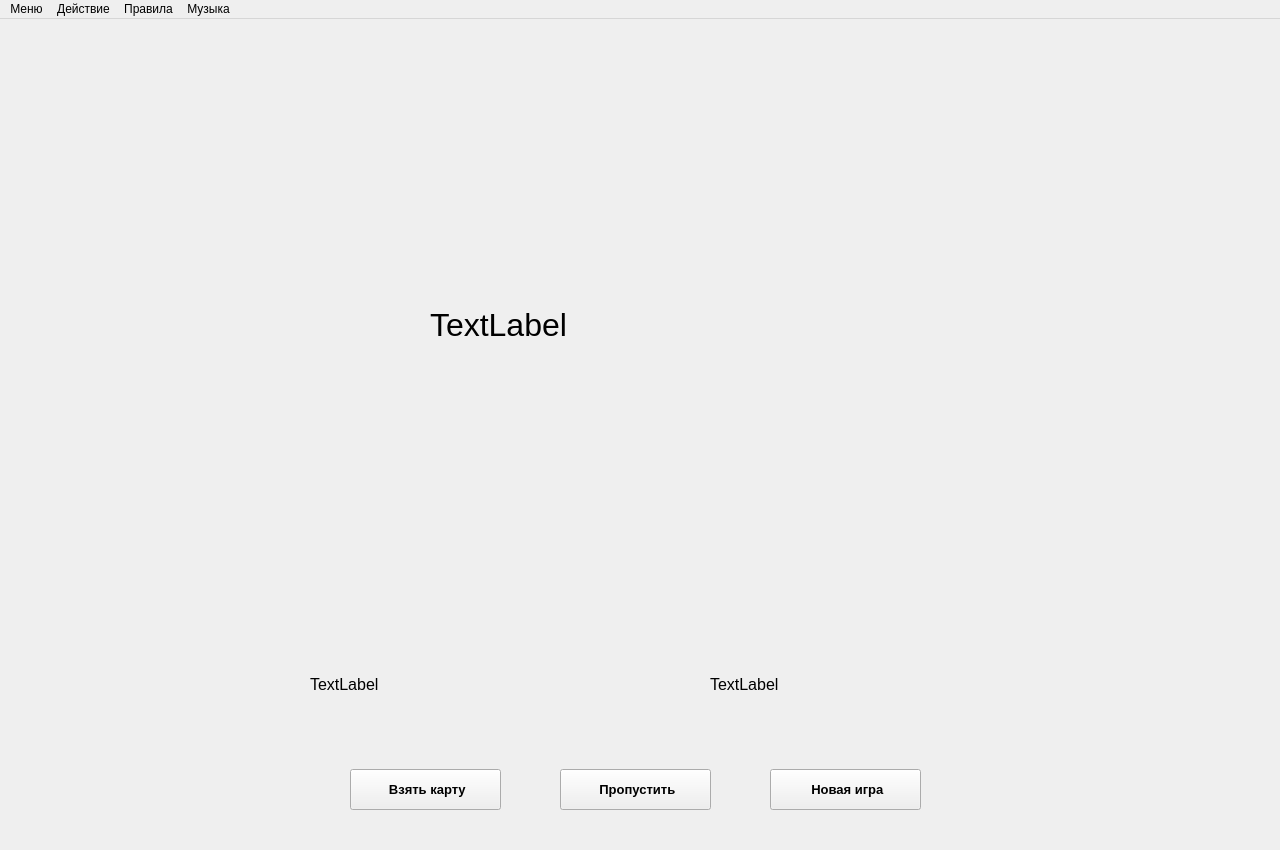
hebpokc/BlackJack, file src/gui/multiplayermainwindow.ui: the form before one commit.
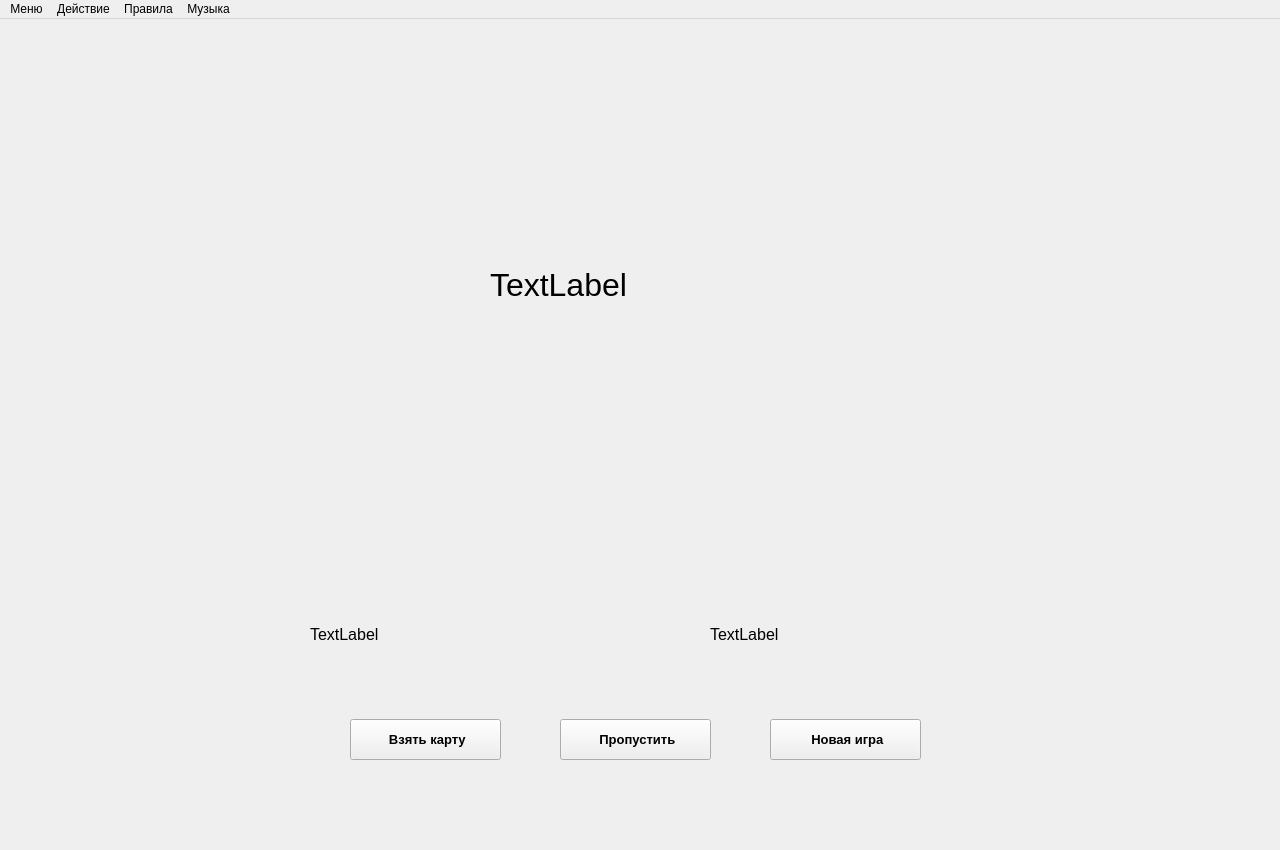
The form after the commit. Icons and pictures are not drawn.

```diff
--- a/src/gui/multiplayermainwindow.ui
+++ b/src/gui/multiplayermainwindow.ui
@@ -30,7 +30,7 @@
     <property name="geometry">
      <rect>
       <x>310</x>
-      <y>370</y>
+      <y>320</y>
       <width>64</width>
       <height>64</height>
      </rect>
@@ -49,7 +49,7 @@
     <property name="geometry">
      <rect>
       <x>270</x>
-      <y>440</y>
+      <y>390</y>
       <width>341</width>
       <height>201</height>
      </rect>
@@ -60,7 +60,7 @@
     <property name="geometry">
      <rect>
       <x>560</x>
-      <y>750</y>
+      <y>700</y>
       <width>151</width>
       <height>41</height>
      </rect>
@@ -89,7 +89,7 @@
     <property name="geometry">
      <rect>
       <x>310</x>
-      <y>620</y>
+      <y>570</y>
       <width>219</width>
       <height>91</height>
      </rect>
@@ -107,7 +107,7 @@
     <property name="geometry">
      <rect>
       <x>710</x>
-      <y>370</y>
+      <y>320</y>
       <width>64</width>
       <height>64</height>
      </rect>
@@ -126,7 +126,7 @@
     <property name="geometry">
      <rect>
       <x>770</x>
-      <y>750</y>
+      <y>700</y>
       <width>151</width>
       <height>41</height>
      </rect>
@@ -155,7 +155,7 @@
     <property name="geometry">
      <rect>
       <x>670</x>
-      <y>440</y>
+      <y>390</y>
       <width>331</width>
       <height>201</height>
      </rect>
@@ -166,7 +166,7 @@
     <property name="geometry">
      <rect>
       <x>710</x>
-      <y>620</y>
+      <y>570</y>
       <width>219</width>
       <height>91</height>
      </rect>
@@ -184,7 +184,7 @@
     <property name="geometry">
      <rect>
       <x>350</x>
-      <y>750</y>
+      <y>700</y>
       <width>151</width>
       <height>41</height>
      </rect>
@@ -212,8 +212,8 @@
    <widget class="QLabel" name="whooseTurn">
     <property name="geometry">
      <rect>
-      <x>430</x>
-      <y>270</y>
+      <x>490</x>
+      <y>230</y>
       <width>561</width>
       <height>71</height>
      </rect>
```
